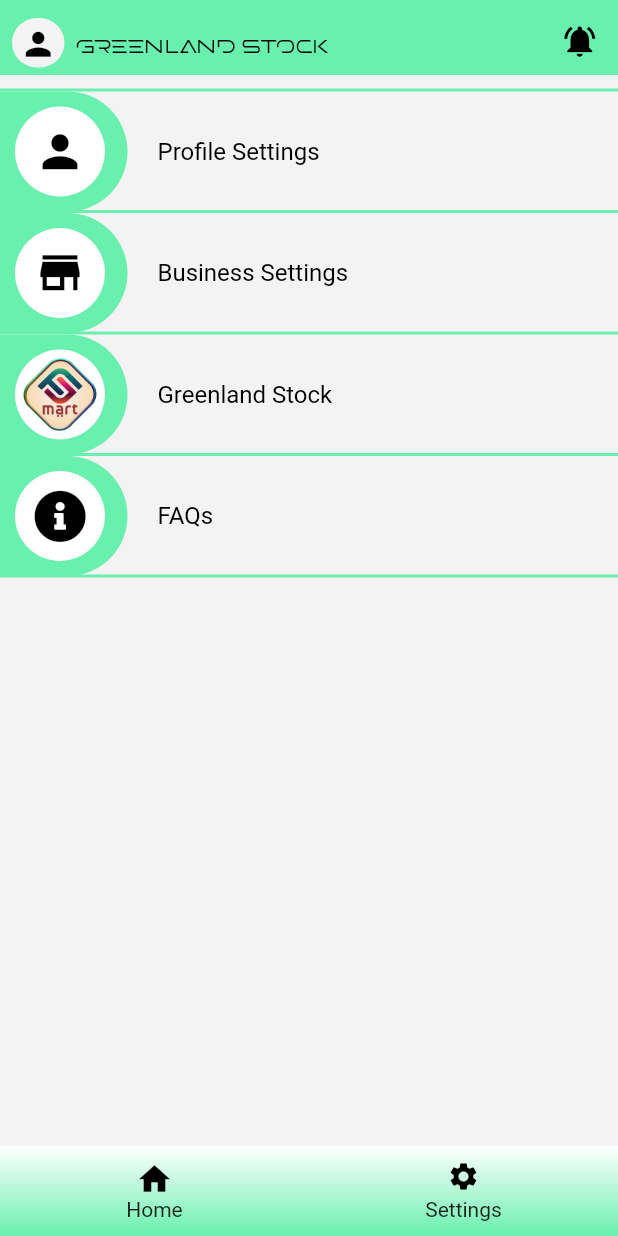
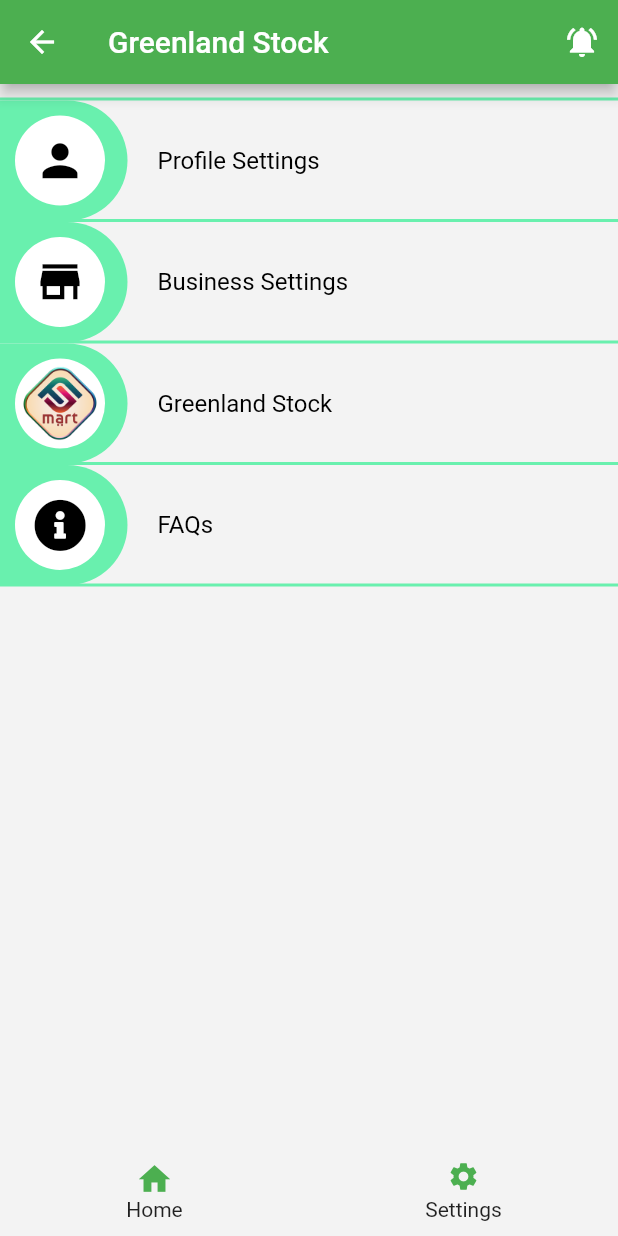
Before and after one commit to hmada2024/flutter-inventory-app, a Flutter app: the HomeScreen screen opened directly, after a tap on "Settings", on a phone screen of 412 x 824 dp. Run offline on Flutter 3.47's test engine with Material 2 defaults, Android fonts, the phone set to English and light mode, and no system bars; our stand-ins replace cloud_firestore, firebase_auth, firebase_core, firebase_messaging, flutter_slidable, flutter_svg and 7 more; missing offline and left inert: encrypt; accounts and stored records are empty; Roboto replaces fonts that are missing (Orienta).

Commit message:
home - ui revamp

```diff
--- a/lib/main.dart
+++ b/lib/main.dart
@@ -55,6 +55,7 @@
       debugShowCheckedModeBanner: false,
       title: app_name,
       theme: ThemeData(
+          primarySwatch: Colors.green,
           brightness: Brightness.light,
           textTheme: GoogleFonts.poppinsTextTheme(
             Theme.of(context).textTheme,
--- a/lib/screens/app/appBar.dart
+++ b/lib/screens/app/appBar.dart
@@ -1,97 +1,23 @@
 import 'package:flutter/material.dart';
 import 'package:greenland_stock/constants.dart';
-import 'package:greenland_stock/screens/utils/CustomColors.dart';
 
 Widget appBar(BuildContext context) {
-  return PreferredSize(
-    child: Container(
-      padding: EdgeInsets.only(top: MediaQuery.of(context).padding.top + 10),
-      child: Padding(
-        padding: EdgeInsets.only(bottom: 5.0),
-        child: Row(
-          crossAxisAlignment: CrossAxisAlignment.start,
-          mainAxisAlignment: MainAxisAlignment.spaceBetween,
-          children: [
-            Row(
-              crossAxisAlignment: CrossAxisAlignment.start,
-              children: [
-                Builder(
-                  builder: (context) => InkWell(
-                    onTap: () => Scaffold.of(context).openDrawer(),
-                    child: Padding(
-                      padding: const EdgeInsets.only(
-                          left: 8, right: 8.0, top: 2),
-                      child: Container(
-                        alignment: Alignment.center,
-                        padding: EdgeInsets.all(5.0),
-                        decoration: BoxDecoration(
-                          color: CustomColors.lightGrey,
-                          borderRadius: BorderRadius.circular(30),
+  return AppBar(
+    title: Text(app_name),
+    actions: <Widget>[
+      IconButton(
+        icon: Icon(
+          Icons.notifications_active,
+          color: Colors.white,
         ),
-                        child: Icon(
-                          Icons.person,
-                          size: 25.0,
-                          color: CustomColors.black,
-                        ),
-                      ),
-                    ),
-                  ),
-                ),
-                Column(
-                  mainAxisAlignment: MainAxisAlignment.center,
-                  crossAxisAlignment: CrossAxisAlignment.start,
-                  children: [
-                    Padding(
-                      padding: const EdgeInsets.only(top: 8.0),
-                      child: Text(
-                        app_name,
-                        style: TextStyle(
-                            fontFamily: "OLED",
-                            fontSize: 12,
-                            fontWeight: FontWeight.bold,
-                            color: Colors.black),
-                      ),
-                    ),
-                  ],
-                ),
-              ],
-            ),
-            Row(
-              crossAxisAlignment: CrossAxisAlignment.start,
-              children: [
-                InkWell(
-                  child: Padding(
-                    padding: EdgeInsets.only(right: 13.0, left: 8, top: 5),
-                    child: Icon(
-                      Icons.notifications_active,
-                      size: 25.0,
-                      color: CustomColors.black,
-                    ),
-                  ),
-                  onTap: () {
+        tooltip: 'Notification',
+        onPressed: () {
           // Navigator.push(
           //   context,
-                    //   MaterialPageRoute(
-                    //     builder: (context) => ShoppingCartScreen(),
-                    //     settings: RouteSettings(name: '/cart'),
-                    //   ),
+          //   MaterialPageRoute(builder: (context) => Noti()),
           // );
         },
       )
     ],
-            ),
-          ],
-        ),
-      ),
-      decoration: BoxDecoration(
-        // gradient: LinearGradient(
-        //   colors: [CustomColors.green, CustomColors.lightGrey],
-        //   begin: Alignment.topCenter,
-        //   end: Alignment.bottomCenter,
-        // ),
-        color: CustomColors.green
-      ),
-    ),
-    preferredSize: Size(MediaQuery.of(context).size.width, 50.0),
   );
 }
--- a/lib/screens/home/home_screen.dart
+++ b/lib/screens/home/home_screen.dart
@@ -1,8 +1,8 @@
 import 'package:cloud_firestore/cloud_firestore.dart';
 import 'package:flutter/material.dart';
 import 'package:flutter_slidable/flutter_slidable.dart';
+import 'package:flutter_svg/svg.dart';
 import 'package:fluttertoast/fluttertoast.dart';
-import 'package:google_fonts/google_fonts.dart';
 import 'package:greenland_stock/constants.dart';
 import 'package:greenland_stock/db/products.dart';
 import 'package:greenland_stock/screens/app/appBar.dart';
@@ -52,20 +52,20 @@
 
   @override
   Widget build(BuildContext context) {
-    Size size = Size((MediaQuery.of(context).size.width / 2), 100);
-
     return WillPopScope(
       onWillPop: onWillPop,
       child: Scaffold(
         appBar: appBar(context),
         backgroundColor: CustomColors.lightGrey,
-        floatingActionButton: _selectedIndex == 0 ? FloatingActionButton.extended(
+        floatingActionButton: _selectedIndex == 0
+            ? FloatingActionButton(
                 onPressed: () {
                   Navigator.pushNamed(context, addProductRoute);
                 },
-          label: Text("ADD"),
-          icon: Icon(Icons.add),
-        ) : Container(),
+                child: Icon(Icons.add),
+                tooltip: 'Add Items',
+              )
+            : Container(),
         body: SingleChildScrollView(
           child: _selectedIndex == 0
               ? Container(
@@ -73,93 +73,51 @@
                     SizedBox(
                       height: 10.0,
                     ),
-                    Align(
-                      alignment: Alignment.center,
-                      child: Container(
-                        height: 45,
-                        width: MediaQuery.of(context).size.width - 30,
-                        decoration: BoxDecoration(
-                            color: CustomColors.lightGrey,
-                            borderRadius: BorderRadius.all(
-                              Radius.circular(15.0),
-                            ),
-                            boxShadow: [
-                              BoxShadow(
-                                color: CustomColors.grey,
-                                blurRadius: 10.0,
-                                spreadRadius: 1.0,
-                              )
-                            ]),
-                        child: Padding(
-                          padding: EdgeInsets.symmetric(horizontal: 8.0),
-                          child: Row(
-                            mainAxisAlignment: MainAxisAlignment.start,
-                            children: <Widget>[
-                              Container(
-                                padding: EdgeInsets.all(3.0),
-                                decoration: BoxDecoration(
-                                    color: CustomColors.black,
-                                    borderRadius: BorderRadius.circular(20),
-                                    border: Border.all(
-                                        color: CustomColors.black)),
-                                child: Icon(
-                                  Icons.search,
-                                  size: 15,
-                                  color: CustomColors.white,
-                                ),
-                              ),
-                              SizedBox(
-                                width: 10.0,
-                              ),
-                              Expanded(
+                    Padding(
+                      padding: const EdgeInsets.all(8.0),
                       child: TextFormField(
-                                  controller: _searchController,
-                                  keyboardType: TextInputType.text,
-                                  textInputAction: TextInputAction.search,
-                                  textCapitalization:
-                                      TextCapitalization.sentences,
-                                  style: TextStyle(
-                                    color: CustomColors.black,
-                                  ),
                         onChanged: (searchKey) {
                           if (searchKey.trim().isNotEmpty &&
                               searchKey.trim().length >= 3) {
                             _submit(searchKey);
                           }
                         },
-                                  onFieldSubmitted: (searchKey) {
-                                    if (searchKey.trim().isNotEmpty) {
-                                      _submit(searchKey);
-                                    }
-                                  },
+                        autocorrect: true,
                         decoration: InputDecoration(
-                                    suffixIcon: InkWell(
+                          hintText: 'Search Product..',
+                          prefixIcon: Icon(Icons.search),
+                          suffixIcon: isSearchTriggered
+                              ? InkWell(
                                   onTap: () {
                                     if (isSearchTriggered) {
                                       _searchController.text = '';
                                       isSearchTriggered = false;
                                       setState(() {
-                                            _pStream = Products()
-                                                .streamAllProducts();
+                                        _pStream =
+                                            Products().streamAllProducts();
                                       });
                                     }
                                   },
                                   child: Icon(Icons.clear),
+                                )
+                              : SizedBox(),
+                          filled: true,
+                          fillColor: Colors.grey[200],
+                          contentPadding: const EdgeInsets.all(5.0),
+                          enabledBorder: OutlineInputBorder(
+                            borderRadius:
+                                BorderRadius.all(Radius.circular(8.0)),
+                            borderSide:
+                                BorderSide(color: Color(0xFFC1C1C1), width: 1),
                           ),
-                                    border: InputBorder.none,
-                                    hintText: "Search for Products",
-                                    hintStyle:
-                                        TextStyle(color: CustomColors.grey),
+                          focusedBorder: OutlineInputBorder(
+                            borderRadius:
+                                BorderRadius.all(Radius.circular(8.0)),
+                            borderSide:
+                                BorderSide(color: Color(0xFFC1C1C1), width: 1),
                           ),
                         ),
                       ),
-                            ],
-                          ),
-                        ),
-                      ),
-                    ),
-                    SizedBox(
-                      height: 10.0,
                     ),
                     _getProducts(),
                   ]),
@@ -168,17 +126,11 @@
         ),
         bottomNavigationBar: Container(
           height: 60,
-          decoration: BoxDecoration(
-            gradient: LinearGradient(
-                colors: [CustomColors.white, CustomColors.green],
-                begin: Alignment.topCenter,
-                end: Alignment.bottomCenter),
-          ),
           child: Row(
             mainAxisAlignment: MainAxisAlignment.start,
             children: <Widget>[
-              SizedBox.fromSize(
-                size: size,
+              SizedBox(
+                width: MediaQuery.of(context).size.width * 0.50,
                 child: InkWell(
                   onTap: () {
                     _pStream = Products().streamAllProducts();
@@ -192,18 +144,20 @@
                       Icon(
                         Icons.home,
                         size: 25.0,
-                        color: CustomColors.black,
+                        color: Colors.green,
                       ),
-                      Text("Home", style: GoogleFonts.orienta()),
+                      Text(
+                        "Home",
+                      ),
                     ],
                   ),
                 ),
               ),
-              SizedBox.fromSize(
-                size: size,
+              SizedBox(
+                width: MediaQuery.of(context).size.width * 0.50,
                 child: InkWell(
                   onTap: () {
-                    _onItemTapped(4);
+                    _onItemTapped(1);
                   },
                   child: Column(
                     mainAxisAlignment: MainAxisAlignment.center,
@@ -211,14 +165,13 @@
                       Icon(
                         Icons.settings,
                         size: 22.0,
-                        color: CustomColors.black,
+                        color: Colors.green,
                       ),
                       SizedBox(
                         height: 3,
                       ),
                       Text(
                         "Settings",
-                        style: GoogleFonts.orienta(),
                       ),
                     ],
                   ),
@@ -278,13 +231,11 @@
             );
           } else {
             child = Container(
-              child: ListView.separated(
+              padding: EdgeInsets.all(8.0),
+              child: ListView.builder(
                 shrinkWrap: true,
                 primary: false,
                 itemCount: snapshot.data.docs.length,
-                separatorBuilder: (BuildContext context, int index) => Divider(
-                  color: CustomColors.black,
-                ),
                 itemBuilder: (BuildContext context, int index) {
                   Products _p =
                       Products.fromJson(snapshot.data.docs[index].data());
@@ -292,7 +243,7 @@
                   return Slidable(
                     actionPane: SlidableDrawerActionPane(),
                     actionExtentRatio: 0.20,
-                    child: _getProductBody(_p),
+                    child: StoreTile(product: _p),
                     actions: <Widget>[
                       IconSlideAction(
                         caption: 'Edit',
@@ -334,59 +285,101 @@
       },
     );
   }
+}
 
-  Widget _getProductBody(Products _p) {
-    return Container(
-      padding: EdgeInsets.fromLTRB(15, 5, 10, 5),
-      child: Column(
-        mainAxisAlignment: MainAxisAlignment.start,
+class StoreTile extends StatelessWidget {
+  final Products product;
+
+  const StoreTile({Key key, this.product}) : super(key: key);
+
+  @override
+  Widget build(BuildContext context) {
+    return GestureDetector(
+      onTap: null,
+      child: Container(
+        decoration: BoxDecoration(
+          borderRadius: BorderRadius.circular(12),
+          boxShadow: [
+            BoxShadow(
+              color: Colors.white.withOpacity(0.5),
+              spreadRadius: 1,
+              blurRadius: 1,
+              offset: Offset(1, 1),
+            ),
+          ],
+        ),
+        child: ListTile(
+            title: Column(
+          children: [
+            Row(
+              mainAxisAlignment: MainAxisAlignment.spaceBetween,
+              children: [
+                Row(
+                  children: [
+                    SvgPicture.asset(
+                      'images/store.svg',
+                      height: 35.0,
+                      width: 35.0,
+                      allowDrawingOutsideViewBox: true,
+                    ),
+                    SizedBox(width: 22),
+                    Column(
+                        mainAxisAlignment: MainAxisAlignment.center,
                         crossAxisAlignment: CrossAxisAlignment.start,
-        mainAxisSize: MainAxisSize.min,
+                        children: <Widget>[
+                          Row(
+                            mainAxisAlignment: MainAxisAlignment.spaceBetween,
                             children: [
-          Flexible(
-            child: Text(
-              _p.name,
+                              Column(
+                                children: [
+                                  SizedBox(
+                                    width: MediaQuery.of(context).size.width *
+                                        0.35,
+                                    child: Text(product.name,
                                         maxLines: 2,
                                         overflow: TextOverflow.ellipsis,
                                         style: TextStyle(
-                  color: CustomColors.black,
-                  fontSize: 14.0,
-                  fontWeight: FontWeight.bold),
+                                          fontWeight: FontWeight.bold,
+                                          fontSize: 16.0,
+                                        )),
                                   ),
-          ),
-          SizedBox(height: 2.0),
-          _p.businessName.isNotEmpty
-              ? Row(
-                children: [
-                  SizedBox(width: 5.0),
-                  Text(
-                      _p.businessName ?? "",
+                                  SizedBox(height: 7),
+                                  SizedBox(
+                                    width: MediaQuery.of(context).size.width *
+                                        0.35,
+                                    child: Text(product.businessName,
                                         maxLines: 1,
                                         overflow: TextOverflow.ellipsis,
                                         style: TextStyle(
-                        color: CustomColors.black,
                                           fontSize: 12.0,
-                      ),
-                    ),
-                ],
-              )
-              : Container(),
-          Row(
-            children: [
-              SizedBox(width: 5.0),
-              Text(
-                'Quantity :  ${_p.quantity}',
-                maxLines: 1,
-                overflow: TextOverflow.ellipsis,
-                style: TextStyle(
-                  color: CustomColors.black,
-                  fontSize: 12.0,
-                ),
+                                        )),
                                   ),
                                 ],
                               ),
                             ],
                           ),
+                        ]),
+                  ],
+                ),
+                SizedBox(
+                  width: MediaQuery.of(context).size.width * 0.20,
+                  child: Text(product.quantity.toString(),
+                      maxLines: 1,
+                      overflow: TextOverflow.ellipsis,
+                      style: TextStyle(
+                        color: Colors.grey,
+                        fontSize: 12.0,
+                      )),
+                ),
+              ],
+            ),
+            SizedBox(height: 10),
+            Divider(
+              height: 1,
+            )
+          ],
+        )),
+      ),
     );
   }
 }
--- a/pubspec.yaml
+++ b/pubspec.yaml
@@ -67,6 +67,7 @@
   # To add assets to your application, add an assets section, like this:
   assets:
     - images/logo.png
+    - images/store.svg
     - images/on1.svg
     - images/on2.svg
     - images/on3.svg
```
Lines whose indentation alone changed are shown as unchanged.
